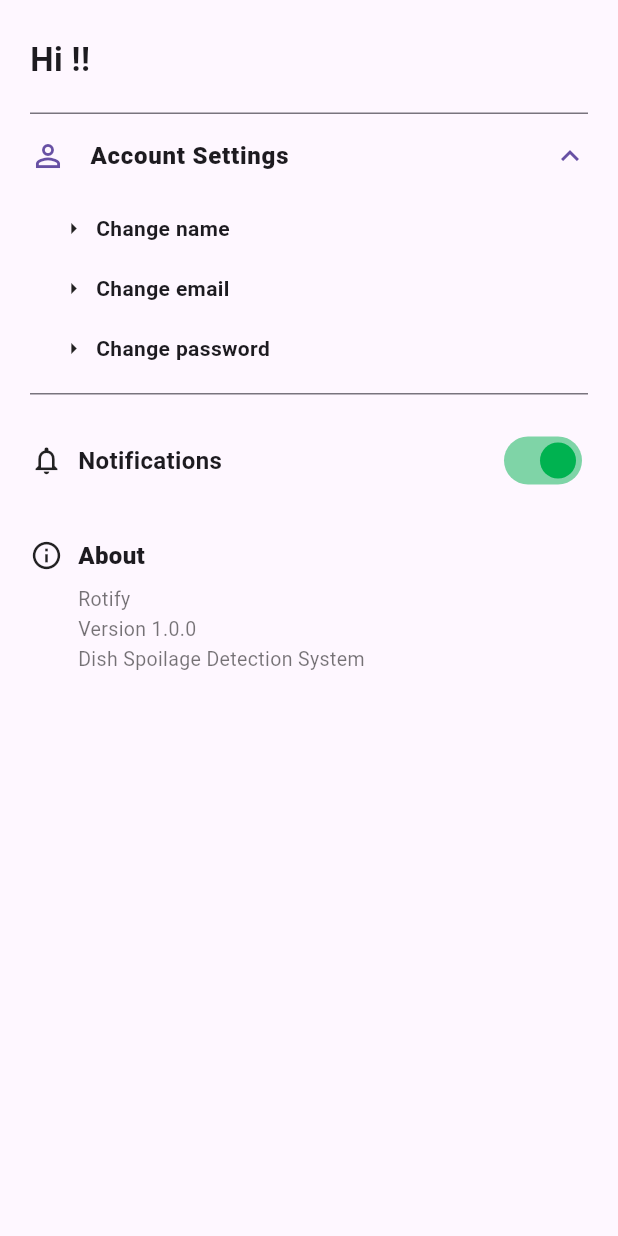
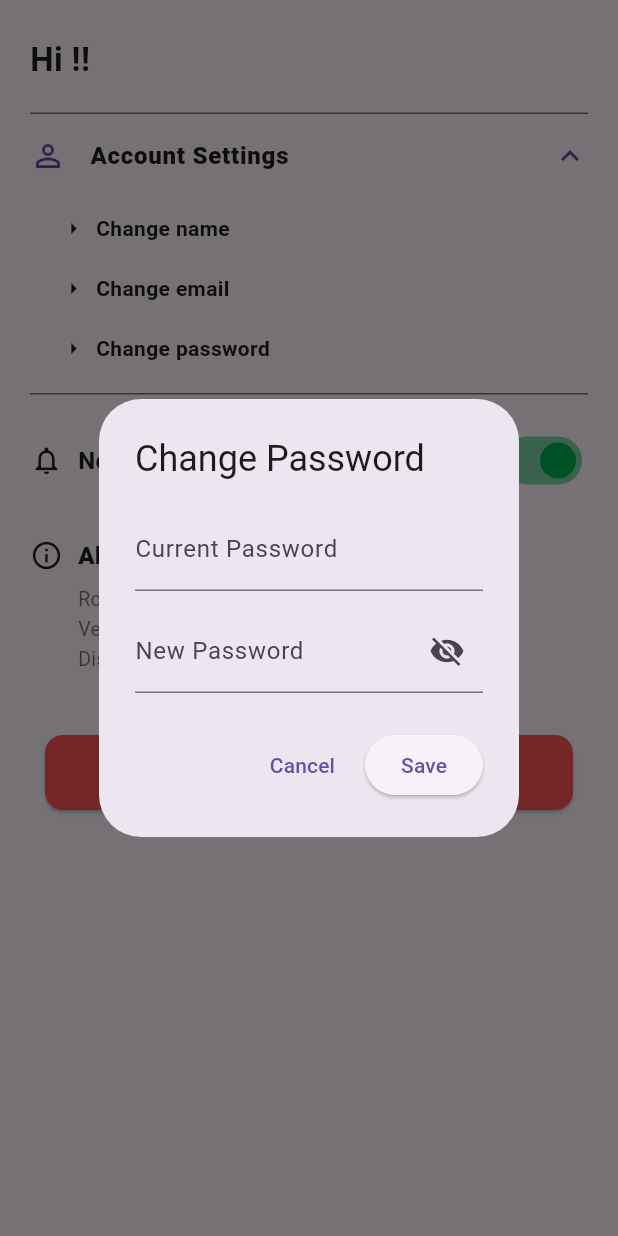
Before and after one commit to totaaa654/thesisRotify, a Flutter app: the SettingsPage widget shown alone on an empty page, opened directly, after a tap on "Account Settings", after a tap on "Change password", on a phone screen of 412 x 824 dp. Run offline on Flutter 3.47's test engine with Material 3 defaults, Android fonts, the phone set to English and light mode, and no system bars; our stand-ins replace cloud_firestore, firebase_auth, firebase_core; accounts and stored records are empty; network calls fail.

Commit message:
added the change password setting, and also added a signout button

```diff
--- a/lib/settings.dart
+++ b/lib/settings.dart
@@ -13,6 +13,7 @@ class _SettingsPageState extends State<SettingsPage> {
   bool notificationsEnabled = true;
   final AuthService _authService = AuthService();
 
+  // Helper to get the display name
   String get userName {
     final user = _authService.currentUser;
     if (user == null) return "User";
@@ -28,29 +29,21 @@ class _SettingsPageState extends State<SettingsPage> {
         title: const Text("Change Name"),
         content: TextField(
           controller: nameController,
-          decoration: const InputDecoration(
-            hintText: "Enter new name",
-          ),
+          decoration: const InputDecoration(hintText: "Enter new name"),
         ),
         actions: [
-          TextButton(
-            onPressed: () => Navigator.pop(context),
-            child: const Text("Cancel"),
-          ),
+          TextButton(onPressed: () => Navigator.pop(context), child: const Text("Cancel")),
           ElevatedButton(
             onPressed: () async {
               if (nameController.text.trim().isEmpty) return;
-
-              final result =
-                  await _authService.updateDisplayName(nameController.text.trim());
-
+              final result = await _authService.updateDisplayName(nameController.text.trim());
+              if (mounted) {
                 Navigator.pop(context);
-              setState(() {}); // refresh greeting
+                setState(() {}); // Refresh the "Hi User" text
                 ScaffoldMessenger.of(context).showSnackBar(
-                SnackBar(
-                  content: Text(result ?? "Name updated successfully"),
-                ),
+                  SnackBar(content: Text(result ?? "Name updated successfully")),
                 );
+              }
             },
             child: const Text("Save"),
           ),
@@ -59,16 +52,17 @@ class _SettingsPageState extends State<SettingsPage> {
     );
   }
 
-  // ================= CHANGE EMAIL DIALOG (FIXED) =================
+  // ================= CHANGE EMAIL DIALOG =================
   void _showChangeEmailDialog() {
-    final TextEditingController emailController = TextEditingController(
-      text: _authService.currentUser?.email ?? '',
-    );
+    final TextEditingController emailController =
+        TextEditingController(text: _authService.currentUser?.email ?? '');
     final TextEditingController passwordController = TextEditingController();
+    bool isObscure = true;
 
     showDialog(
       context: context,
-      builder: (context) => AlertDialog(
+      builder: (context) => StatefulBuilder(
+        builder: (context, setDialogState) => AlertDialog(
           title: const Text("Change Email"),
           content: Column(
             mainAxisSize: MainAxisSize.min,
@@ -81,60 +75,39 @@ class _SettingsPageState extends State<SettingsPage> {
               const SizedBox(height: 12),
               TextField(
                 controller: passwordController,
-              obscureText: true,
-              decoration: const InputDecoration(labelText: "Current Password"),
+                obscureText: isObscure,
+                decoration: InputDecoration(
+                  labelText: "Current Password",
+                  suffixIcon: IconButton(
+                    icon: Icon(isObscure ? Icons.visibility_off : Icons.visibility),
+                    onPressed: () => setDialogState(() => isObscure = !isObscure),
+                  ),
+                ),
               ),
             ],
           ),
           actions: [
-          TextButton(
-            onPressed: () => Navigator.pop(context),
-            child: const Text("Cancel"),
-          ),
+            TextButton(onPressed: () => Navigator.pop(context), child: const Text("Cancel")),
             ElevatedButton(
               onPressed: () async {
                 final newEmail = emailController.text.trim();
                 final currentPassword = passwordController.text.trim();
-
                 if (newEmail.isEmpty || currentPassword.isEmpty) return;
 
-    // 1. Try to update Auth
                 final authResult = await _authService.updateEmail(newEmail, currentPassword);
+                if (mounted) {
+                  bool isSuccess = authResult != null && authResult.contains('Success');
+                  bool isMismatch = authResult != null && authResult.contains('already changed');
 
-    if (mounted) {
-      // 2. CHECK: If the result is a success OR the "already changed" message
-      bool isSuccess = authResult != null && authResult.contains('Success');
-      bool isMismatchError = authResult != null && authResult.contains('already changed');
-
-      if (isSuccess || isMismatchError) {
-
-        // Only try to update Firestore if it was a real success
-        if (isSuccess) {
-          try {
-            await DatabaseService().updateUser(email: newEmail);
-          } catch (e) {
-            print("Firestore sync failed: $e");
-          }
-        }
-
-        // 3. CLOSE THE BOX for both success and the mismatch error
+                  if (isSuccess || isMismatch) {
+                    if (isSuccess) await DatabaseService().updateUser(email: newEmail);
                     Navigator.pop(context);
                     setState(() {});
-
+                    ScaffoldMessenger.of(context).showSnackBar(SnackBar(content: Text(authResult!)));
+                    if (isMismatch) await _authService.signOut();
+                  } else {
                     ScaffoldMessenger.of(context).showSnackBar(
-          SnackBar(content: Text(authResult!)),
-        );
-
-        // Optional: If it was the mismatch error, you might want to force sign out
-        if (isMismatchError) {
-          await _authService.signOut();
-          // Navigator.pushReplacement to your Login Page here if desired
-        }
-
-      } else {
-        // 4. FAILURE: Generic error (like actually wrong password)
-        ScaffoldMessenger.of(context).showSnackBar(
-          SnackBar(content: Text(authResult ?? "Incorrect password")),
+                      SnackBar(content: Text(authResult ?? "Error updating email")),
                     );
                   }
                 }
@@ -143,95 +116,172 @@ class _SettingsPageState extends State<SettingsPage> {
             ),
           ],
         ),
+      ),
     );
   }
+
+  // ================= CHANGE PASSWORD DIALOG =================
+  void _showChangePasswordDialog() {
+    final TextEditingController currentPassController = TextEditingController();
+    final TextEditingController newPassController = TextEditingController();
+    bool isObscure = true;
+
+    showDialog(
+      context: context,
+      builder: (context) => StatefulBuilder(
+        builder: (context, setDialogState) => AlertDialog(
+          title: const Text("Change Password"),
+          content: Column(
+            mainAxisSize: MainAxisSize.min,
+            children: [
+              TextField(
+                controller: currentPassController,
+                obscureText: isObscure,
+                decoration: const InputDecoration(labelText: "Current Password"),
+              ),
+              const SizedBox(height: 12),
+              TextField(
+                controller: newPassController,
+                obscureText: isObscure,
+                decoration: InputDecoration(
+                  labelText: "New Password",
+                  suffixIcon: IconButton(
+                    icon: Icon(isObscure ? Icons.visibility_off : Icons.visibility),
+                    onPressed: () => setDialogState(() => isObscure = !isObscure),
+                  ),
+                ),
+              ),
+            ],
+          ),
+          actions: [
+            TextButton(onPressed: () => Navigator.pop(context), child: const Text("Cancel")),
+            ElevatedButton(
+              onPressed: () async {
+                final curPass = currentPassController.text.trim();
+                final newPass = newPassController.text.trim();
+                if (curPass.isEmpty || newPass.isEmpty) return;
+
+                final result = await _authService.updatePassword(newPass, curPass);
+                if (mounted) {
+                  ScaffoldMessenger.of(context).showSnackBar(
+                    SnackBar(content: Text(result ?? "Error updating password")),
+                  );
+                  if (result != null && result.contains('Success')) Navigator.pop(context);
+                }
+              },
+              child: const Text("Save"),
+            ),
+          ],
+        ),
+      ),
+    );
+  }
+
+  // ================= SIGN OUT DIALOG =================
+  void _showSignOutDialog() {
+    showDialog(
+      context: context,
+      builder: (context) => AlertDialog(
+        title: const Text("Sign Out"),
+        content: const Text("Are you sure you want to sign out of Rotify?"),
+        actions: [
+          TextButton(onPressed: () => Navigator.pop(context), child: const Text("Cancel")),
+          TextButton(
+            onPressed: () async {
+              await _authService.signOut();
+              if (mounted) {
+                // Adjust '/login' to your actual login route name or use MaterialPageRoute
+                Navigator.of(context).pushNamedAndRemoveUntil('/login', (route) => false);
+              }
+            },
+            child: const Text("Sign Out", style: TextStyle(color: Colors.red)),
+          ),
+        ],
+      ),
+    );
+  }
+
   @override
   Widget build(BuildContext context) {
     return ListView(
       padding: const EdgeInsets.fromLTRB(20, 24, 20, 12),
       children: [
-        // ================= GREETING =================
-        Text(
-          "Hi $userName!!",
-          style: const TextStyle(
-            fontSize: 22,
-            fontWeight: FontWeight.bold,
-          ),
-        ),
+        // Greeting
+        Text("Hi $userName!!",
+          style: const TextStyle(fontSize: 22, fontWeight: FontWeight.bold)),
         const SizedBox(height: 20),
 
-        // ================= ACCOUNT SETTINGS =================
+        // Account Settings Group
         ExpansionTile(
           tilePadding: EdgeInsets.zero,
           leading: const Icon(Icons.person_outline),
-          title: const Text(
-            'Account Settings',
-            style: TextStyle(fontSize: 16, fontWeight: FontWeight.w800),
-          ),
+          title: const Text('Account Settings',
+            style: TextStyle(fontSize: 16, fontWeight: FontWeight.w800)),
           childrenPadding: const EdgeInsets.only(left: 20, bottom: 10),
           children: [
             _ArrowItem(text: 'Change name', onTap: _showChangeNameDialog),
             _ArrowItem(text: 'Change email', onTap: _showChangeEmailDialog),
-            _ArrowItem(text: 'Change password', onTap: () {}),
+            _ArrowItem(text: 'Change password', onTap: _showChangePasswordDialog),
           ],
         ),
         const SizedBox(height: 20),
 
-        // ================= NOTIFICATIONS =================
+        // Notifications Toggle
         Row(
           mainAxisAlignment: MainAxisAlignment.spaceBetween,
           children: [
-            Row(
-              children: const [
+            Row(children: const [
               Icon(Icons.notifications_none, size: 22),
               SizedBox(width: 10),
-                Text(
-                  'Notifications',
-                  style: TextStyle(fontSize: 16, fontWeight: FontWeight.w700),
-                ),
-              ],
-            ),
+              Text('Notifications', style: TextStyle(fontSize: 16, fontWeight: FontWeight.w700)),
+            ]),
             Switch(
               value: notificationsEnabled,
               activeColor: const Color(0xFF00B250),
-              onChanged: (value) {
-                setState(() => notificationsEnabled = value);
-              },
+              onChanged: (value) => setState(() => notificationsEnabled = value),
             ),
           ],
         ),
         const SizedBox(height: 28),
 
-        // ================= ABOUT =================
-        const Row(
-          children: [
+        // About Section
+        const Row(children: [
           Icon(Icons.info_outline, size: 22),
           SizedBox(width: 10),
-            Text(
-              'About',
-              style: TextStyle(fontSize: 16, fontWeight: FontWeight.w800),
-            ),
-          ],
-        ),
+          Text('About', style: TextStyle(fontSize: 16, fontWeight: FontWeight.w800)),
+        ]),
         const Padding(
           padding: EdgeInsets.only(left: 32, top: 8),
-          child: Text(
-            'Rotify\nVersion 1.0.0\nDish Spoilage Detection System',
-            style: TextStyle(fontSize: 13, color: Colors.black54, height: 1.5),
+          child: Text('Rotify\nVersion 1.0.0\nDish Spoilage Detection System',
+            style: TextStyle(fontSize: 13, color: Colors.black54, height: 1.5)),
+        ),
+
+        const SizedBox(height: 40),
+
+        // Sign Out Button
+        Padding(
+          padding: const EdgeInsets.symmetric(horizontal: 10),
+          child: ElevatedButton.icon(
+            onPressed: _showSignOutDialog,
+            icon: const Icon(Icons.logout, color: Colors.white),
+            label: const Text("SIGN OUT", style: TextStyle(fontWeight: FontWeight.bold)),
+            style: ElevatedButton.styleFrom(
+              backgroundColor: Colors.redAccent,
+              foregroundColor: Colors.white,
+              minimumSize: const Size(double.infinity, 50),
+              shape: RoundedRectangleBorder(borderRadius: BorderRadius.circular(12)),
             ),
           ),
+        ),
+        const SizedBox(height: 20),
       ],
     );
   }
 }
 
-// =================================================
-// DROPDOWN ITEM
-// =================================================
 class _ArrowItem extends StatelessWidget {
   final String text;
   final VoidCallback onTap;
-
   const _ArrowItem({required this.text, required this.onTap});
 
   @override
@@ -240,19 +290,11 @@ class _ArrowItem extends StatelessWidget {
       onTap: onTap,
       child: Padding(
         padding: const EdgeInsets.symmetric(vertical: 10),
-        child: Row(
-          children: [
+        child: Row(children: [
           const Icon(Icons.arrow_right, size: 18),
           const SizedBox(width: 6),
-            Text(
-              text,
-              style: const TextStyle(
-                fontSize: 14,
-                fontWeight: FontWeight.w600,
-              ),
-            ),
-          ],
-        ),
+          Text(text, style: const TextStyle(fontSize: 14, fontWeight: FontWeight.w600)),
+        ]),
       ),
     );
   }
```
Also changed, not shown: lib/main.dart (+9 -4 lines), lib/services/auth_service.dart (+12 -52 lines). Lines whose indentation alone changed are shown as unchanged.
